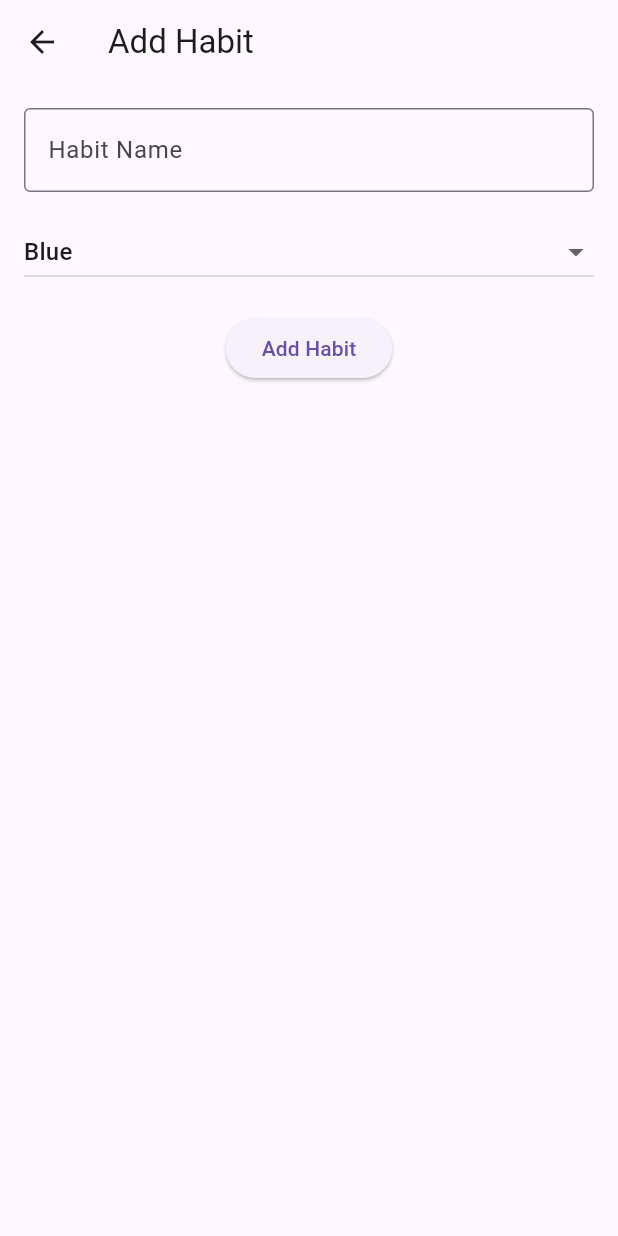
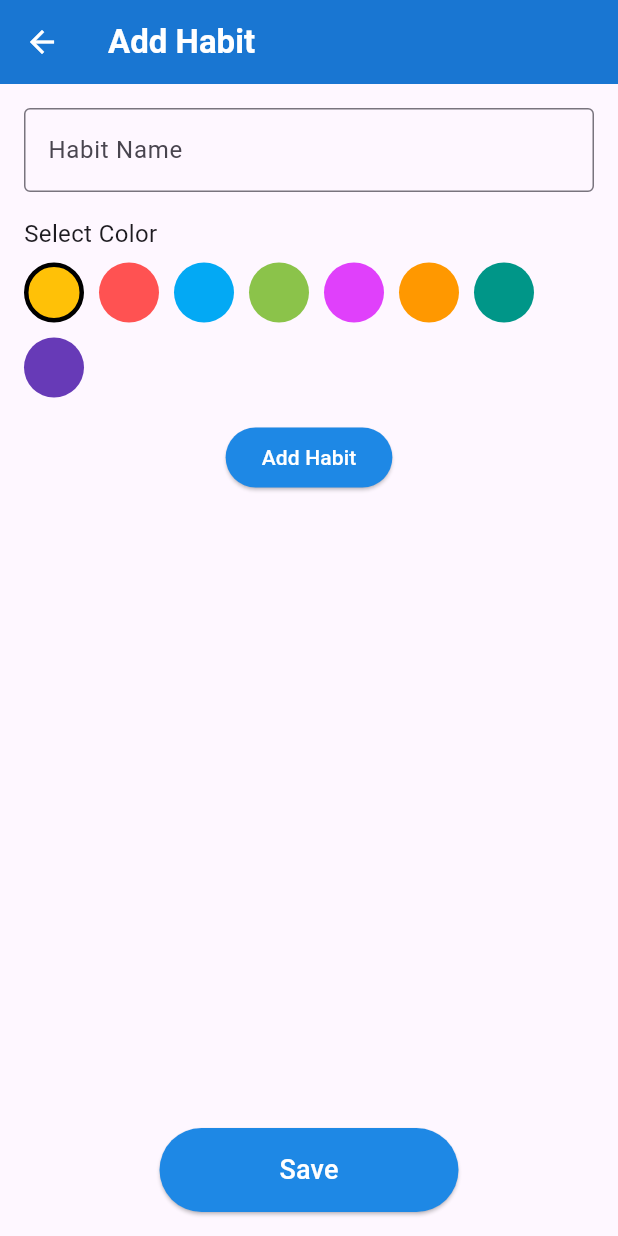
Before and after one commit to jassimhameed3-gif/habit_tracker, a Flutter app: the AddHabitScreen screen opened directly, on a phone screen of 412 x 824 dp. Run offline on Flutter 3.47's test engine with Material 3 defaults, Android fonts, the phone set to English and light mode, and no system bars; our stand-ins replace fluttertoast, shared_preferences; accounts and stored records are empty.

Commit message:
Completed local storage lab

```diff
--- a/lib/add_habit_screen.dart
+++ b/lib/add_habit_screen.dart
@@ -1,44 +1,85 @@
+import 'dart:convert';
+
 import 'package:flutter/material.dart';
+import 'package:shared_preferences/shared_preferences.dart';
 
 class AddHabitScreen extends StatefulWidget {
   const AddHabitScreen({super.key});
 
   @override
-  State<AddHabitScreen> createState() => _AddHabitScreenState();
+  _AddHabitScreenState createState() => _AddHabitScreenState();
 }
 
 class _AddHabitScreenState extends State<AddHabitScreen> {
   final TextEditingController _habitController = TextEditingController();
-  String _selectedColor = 'Blue';
-  final List<Map<String, dynamic>> _habits = [];
-
-  final Map<String, Color> _colors = {
-    'Blue': Colors.blue,
-    'Green': Colors.green,
-    'Red': Colors.red,
+  Color selectedColor = Colors.amber; // Default color
+  Map<String, String> selectedHabitsMap = {};
+  Map<String, String> completedHabitsMap = {};
+  final Map<String, Color> _habitColors = {
+    'Amber': Colors.amber,
+    'Red Accent': Colors.redAccent,
+    'Light Blue': Colors.lightBlue,
+    'Light Green': Colors.lightGreen,
+    'Purple Accent': Colors.purpleAccent,
     'Orange': Colors.orange,
-    'Purple': Colors.purple,
+    'Teal': Colors.teal,
+    'Deep Purple': Colors.deepPurple,
   };
 
+  @override
+  void initState() {
+    super.initState();
+    _loadHabits();
+  }
+
+  Future<void> _loadHabits() async {
+    SharedPreferences prefs = await SharedPreferences.getInstance();
+    setState(() {
+      // Load habits from both maps
+      selectedHabitsMap = Map<String, String>.from(
+          jsonDecode(prefs.getString('selectedHabitsMap') ?? '{}'));
+      completedHabitsMap = Map<String, String>.from(
+          jsonDecode(prefs.getString('completedHabitsMap') ?? '{}'));
+    });
+  }
+
+  Future<void> _saveHabits() async {
+    SharedPreferences prefs = await SharedPreferences.getInstance();
+    await prefs.setString('selectedHabitsMap', jsonEncode(selectedHabitsMap));
+    await prefs.setString('completedHabitsMap', jsonEncode(completedHabitsMap));
+  }
+
   void _addHabit() {
-    if (_habitController.text.isNotEmpty) {
+    if (_habitController.text.trim().isNotEmpty) {
       setState(() {
-        _habits.add({
-          'name': _habitController.text,
-          'color': _selectedColor,
-        });
+        selectedHabitsMap[_habitController.text.trim()] =
+            selectedColor.value.toRadixString(16);
         _habitController.clear();
       });
+      _saveHabits();
     }
   }
 
   @override
   Widget build(BuildContext context) {
     return Scaffold(
-      appBar: AppBar(title: const Text('Add Habit')),
+      appBar: AppBar(
+        backgroundColor: Colors.blue.shade700,
+        title: const Text(
+          'Add Habit',
+          style: TextStyle(color: Colors.white, fontWeight: FontWeight.bold),
+        ),
+        leading: IconButton(
+          icon: const Icon(Icons.arrow_back, color: Colors.white),
+          onPressed: () {
+            Navigator.pop(context);
+          },
+        ),
+      ),
       body: Padding(
         padding: const EdgeInsets.all(16.0),
         child: Column(
+          crossAxisAlignment: CrossAxisAlignment.start,
           children: [
             TextField(
               controller: _habitController,
@@ -48,47 +89,87 @@ class _AddHabitScreenState extends State<AddHabitScreen> {
               ),
             ),
             const SizedBox(height: 16),
-            DropdownButton<String>(
-              value: _selectedColor,
-              isExpanded: true,
-              items: _colors.keys.map((String color) {
-                return DropdownMenuItem<String>(
-                  value: color,
-                  child: Text(color),
+            const Text('Select Color', style: TextStyle(fontSize: 16)),
+            const SizedBox(height: 8),
+            Wrap(
+              spacing: 10,
+              runSpacing: 10,
+              children: _habitColors.entries.map((entry) {
+                final isSelected = selectedColor == entry.value;
+                return GestureDetector(
+                  onTap: () {
+                    setState(() {
+                      selectedColor = entry.value;
+                    });
+                  },
+                  child: Container(
+                    width: 40,
+                    height: 40,
+                    decoration: BoxDecoration(
+                      color: entry.value,
+                      shape: BoxShape.circle,
+                      border: isSelected
+                          ? Border.all(color: Colors.black, width: 3)
+                          : null,
+                    ),
+                  ),
                 );
               }).toList(),
-              onChanged: (String? newValue) {
-                setState(() {
-                  _selectedColor = newValue!;
-                });
-              },
             ),
             const SizedBox(height: 16),
-            ElevatedButton(
-              onPressed: _addHabit,
-              child: const Text('Add Habit'),
+            Center(
+              child: ElevatedButton(
+                onPressed: _addHabit,
+                style: ElevatedButton.styleFrom(
+                  backgroundColor: Colors.blue.shade600,
+                ),
+                child: const Text(
+                  'Add Habit',
+                  style: TextStyle(color: Colors.white),
+                ),
+              ),
             ),
             const SizedBox(height: 16),
             Expanded(
-              child: ListView.builder(
-                itemCount: _habits.length,
-                itemBuilder: (context, index) {
+              child: ListView(
+                children: selectedHabitsMap.entries.map((entry) {
+                  final habitName = entry.key;
+                  final habitColor = _getColorFromHex(entry.value);
                   return ListTile(
                     leading: CircleAvatar(
-                      backgroundColor:
-                          _colors[_habits[index]['color']],
+                      backgroundColor: habitColor,
                     ),
-                    title: Text(_habits[index]['name']),
+                    title: Text(habitName),
                     trailing: IconButton(
-                      icon: const Icon(Icons.delete),
+                      icon: const Icon(Icons.delete, color: Colors.red),
                       onPressed: () {
                         setState(() {
-                          _habits.removeAt(index);
+                          // Remove habit from both maps if it exists
+                          selectedHabitsMap.remove(habitName);
+                          completedHabitsMap.remove(habitName);
+                          _saveHabits();
                         });
                       },
                     ),
                   );
+                }).toList(),
+              ),
+            ),
+            Center(
+              child: ElevatedButton(
+                onPressed: () async {
+                  await _saveHabits();
+                  Navigator.pop(context);
                 },
+                style: ElevatedButton.styleFrom(
+                  backgroundColor: Colors.blue.shade600,
+                  padding:
+                      const EdgeInsets.symmetric(horizontal: 80, vertical: 15),
+                ),
+                child: const Text(
+                  'Save',
+                  style: TextStyle(color: Colors.white, fontSize: 18),
+                ),
               ),
             ),
           ],
@@ -96,4 +177,12 @@ class _AddHabitScreenState extends State<AddHabitScreen> {
       ),
     );
   }
+
+  Color _getColorFromHex(String hexColor) {
+    hexColor = hexColor.replaceAll('#', '');
+    if (hexColor.length == 6) {
+      hexColor = 'FF$hexColor'; // Add opacity if not included.
+    }
+    return Color(int.parse('0x$hexColor'));
+  }
 }
```
Also changed, not shown: lib/habit_tracker_screen.dart (+25 -6 lines), lib/register_screen.dart (+78 -33 lines).
